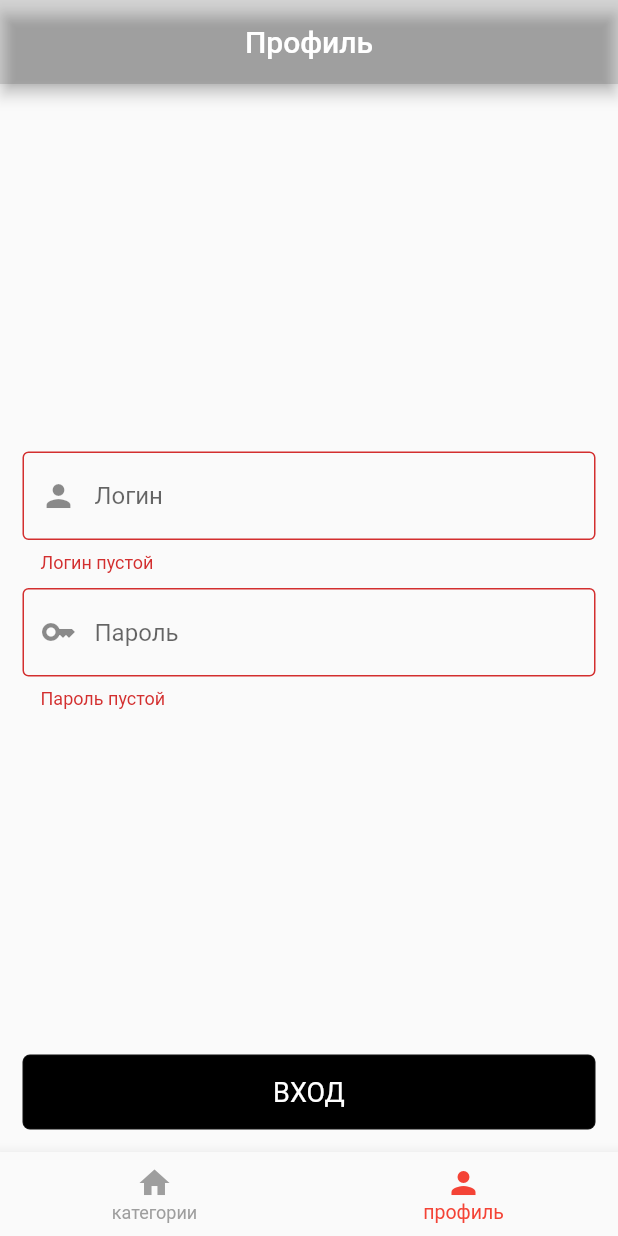
After one commit to Proskuryakov/coffee_strike, a Flutter app: the screen it shows after launch, item 2 of the bottom bar chosen, after a tap on "ВХОД", on a phone screen of 412 x 824 dp. The commit adds this screen. Run offline on Flutter 3.47's test engine with Material 2 defaults, Android fonts, the phone set to English and light mode, and no system bars; our stand-ins replace cached_network_image, image_picker, mvc_pattern, shared_preferences; network calls fail.

Commit message:
add profile and create category page

```diff
--- a/lib/controllers/drink_controller.dart
+++ b/lib/controllers/drink_controller.dart
@@ -5,7 +5,7 @@ import 'package:mvc_pattern/mvc_pattern.dart';
 import '../models/result.dart';
 
 class DrinkController extends ControllerMVC {
-  final Repository repository = Repository();
+  final Repository repository = Repository.getInstance();
 
   Result currentState = ResultLoading();
 
--- /dev/null
+++ b/lib/controllers/shared_auth_info.dart
@@ -0,0 +1,13 @@
+import 'package:shared_preferences/shared_preferences.dart';
+
+Future<String?> loadUsername() async{
+  final prefs = await SharedPreferences.getInstance();
+  final String? username = prefs.getString('username');
+  return username;
+}
+
+Future<bool> isAuth() async{
+  final prefs = await SharedPreferences.getInstance();
+  final String? username = prefs.getString('username');
+  return username != null && username.isNotEmpty;
+}
--- a/lib/main.dart
+++ b/lib/main.dart
@@ -12,6 +12,8 @@ void main() => runApp(MyApp());
 // Наиболее простые виджеты наследуются от StatelessWidget класса
 // и не имеют состояния
 class MyApp extends StatelessWidget {
+
+
 
   // функция build отвечает за построение иерархии виджетов
   @override
--- a/lib/pages/category/category_list_page.dart
+++ b/lib/pages/category/category_list_page.dart
@@ -2,7 +2,7 @@ import 'package:coffee_strike/controllers/category_controller.dart';
 import 'package:coffee_strike/models/card_item.dart';
 import 'package:coffee_strike/models/category.dart';
 import 'package:coffee_strike/models/result.dart';
-import 'package:coffee_strike/pages/common/app_bar.dart';
+import 'package:coffee_strike/pages/category/category_add_page.dart';
 import 'package:coffee_strike/pages/common/card_widget.dart';
 import 'package:coffee_strike/pages/drink/drink_list_page.dart';
 import 'package:flutter/material.dart';
@@ -35,13 +35,14 @@ class _CategoryListPageState extends StateMVC {
         centerTitle: true,
         backgroundColor: Colors.black12,
       ),
-      body: _buildContent()
+      body: _buildContent(),
+      floatingActionButton: _buildActionButton()
     );
   }
 
   Widget _buildContent() {
     final state = _controller.currentState;
-    if (state is ResultLoading) {
+    if (state == null || state is ResultLoading) {
       return const Center(
         child: CircularProgressIndicator(),
       );
@@ -67,4 +68,22 @@ class _CategoryListPageState extends StateMVC {
     }
   }
 
+  Widget? _buildActionButton() {
+    return FloatingActionButton(
+      backgroundColor: Colors.black,
+      child: Icon(Icons.add),
+      onPressed: () {
+        Navigator.push(context, MaterialPageRoute(
+            builder: (context) => CategoryAddPage()
+        )).then((value) {
+          if (value is ResultSuccess) {
+            ScaffoldMessenger.of(context).showSnackBar(
+                const SnackBar(content: Text("Категория успешно создана"))
+            );
+          }
+        });
+      },
+    );
+  }
+
 }
--- /dev/null
+++ b/lib/pages/common/button.dart
@@ -0,0 +1,22 @@
+import 'package:flutter/material.dart';
+
+class Button extends StatelessWidget {
+  final String text;
+
+  Button(this.text);
+
+  @override
+  Widget build(BuildContext context) {
+    return Container(
+      height: 50,
+      decoration: BoxDecoration(
+        color: Colors.black,
+        borderRadius: const BorderRadius.all(Radius.circular(5)),
+        border: Border.all(color: Colors.grey.withOpacity(0.5), width: 0.3),
+      ),
+      child: Center(
+        child: Text(text, style: TextStyle(color: Colors.white, fontSize: 18),),
+      ),
+    );
+  }
+}
--- a/lib/pages/home/home_page.dart
+++ b/lib/pages/home/home_page.dart
@@ -27,10 +27,6 @@ class _HomePageState extends StateMVC {
     _con = HomeController.controller;
   }
 
-
-  // здесь почти ничего не изменилось
-  // только currentTab и selectTab теперь
-  // являются частью нашего контроллера
   @override
   Widget build(BuildContext context) {
     // WillPopScope переопределяет поведения
--- a/lib/pages/home/tab_navigator.dart
+++ b/lib/pages/home/tab_navigator.dart
@@ -1,6 +1,6 @@
 import 'package:coffee_strike/pages/category/category_list_page.dart';
+import 'package:coffee_strike/pages/profile/login_page.dart';
 import 'package:flutter/material.dart';
-import '../todo/todo_list_page.dart';
 import '../../models/tab.dart';
 
 class TabNavigator extends StatelessWidget {
@@ -32,13 +32,11 @@ class TabNavigator extends StatelessWidget {
       // Navigator может сам построить наши страницы или
       // мы можем переопределить метод onGenerateRoute
       onGenerateRoute: (routeSettings) {
-        // сначала определяем текущую страницу
         Widget currentPage;
         if (tabItem == TabItem.CATEGORY) {
-          // пока мы будем использовать PonyListPage
           currentPage = CategoryListPage();
         } else {
-          currentPage = TodoListPage();
+          currentPage = LoginPage();
         }
         // строим Route (страница или экран)
         return MaterialPageRoute(builder: (context) => currentPage,);
--- /dev/null
+++ b/lib/pages/profile/login_page.dart
@@ -0,0 +1,187 @@
+import 'package:coffee_strike/controllers/profile_controller.dart';
+import 'package:coffee_strike/models/profile.dart';
+import 'package:coffee_strike/models/result.dart';
+import 'package:coffee_strike/pages/common/button.dart';
+import 'package:flutter/material.dart';
+import 'package:mvc_pattern/mvc_pattern.dart';
+
+class LoginPage extends StatefulWidget {
+
+  @override
+  _LoginPageState createState() => _LoginPageState();
+}
+
+// не забываем поменять на StateMVC
+class _LoginPageState extends StateMVC {
+
+  bool _isAuth = false;
+  String? _username;
+
+  late ProfileController _controller;
+
+  _LoginPageState() : super(ProfileController()) {
+    _controller = controller as ProfileController;
+  }
+
+  @override
+  void initState() {
+    super.initState();
+    _checkAuth();
+  }
+
+  Future<void> _checkAuth() async {
+    final username = await _controller.getUsername();
+    setState(() {
+      _isAuth = username != null && username.isNotEmpty;
+      _username = username;
+    });
+  }
+
+  // TextEditingController'ы позволят нам получить текст из полей формы
+  final TextEditingController loginController = TextEditingController();
+  final TextEditingController passwordController = TextEditingController();
+
+  // _formKey нужен для валидации формы
+  final _formKey = GlobalKey<FormState>();
+
+  @override
+  Widget build(BuildContext context) {
+    return Scaffold(
+      appBar: AppBar(
+        title: const Text("Профиль"),
+        centerTitle: true,
+        backgroundColor: Colors.black12,
+      ),
+      body: Padding(
+        padding: EdgeInsets.all(15),
+        child: _buildContent(),
+      ),
+    );
+  }
+
+  Widget _buildContent() {
+    if (_isAuth) {
+     return _buildUserInfo();
+    } else {
+      return _buildLoginForm();
+    }
+  }
+
+  Widget _buildUserInfo() {
+    return Column (
+      children: [
+        Expanded(
+          child: Container(
+            child: Column(
+              mainAxisAlignment: MainAxisAlignment.center,
+              children: [
+                Center(
+                    child: Text(
+                      "Пользователь: $_username",
+                      style: TextStyle(fontSize: 28),
+                    )
+                )
+              ],
+            ),
+          ),
+        ),
+        Material(
+          child: InkWell(
+              splashColor: Colors.grey,
+              onTap: () {
+                _logoutPressed();
+              },
+              child: Button("Выход")
+          ),
+        ),
+      ],
+    );
+  }
+
+  Widget _buildLoginForm() {
+    return Form(
+      key: _formKey,
+      child: Column(
+        children: [
+          Expanded(
+            child: Container(
+              child: Column(
+                mainAxisAlignment: MainAxisAlignment.center,
+                children: [
+                  TextFormField(
+                    decoration: InputDecoration(
+                        border: OutlineInputBorder(),
+                        prefixIcon: Icon(Icons.person),
+                        hintText: "Логин"
+                    ),
+                    controller: loginController,
+                    validator: (value) {
+                      if (value == null || value.isEmpty) {
+                        return "Логин пустой";
+                      }
+                      return null;
+                    },
+                  ),
+                  SizedBox(height: 10),
+                  TextFormField(
+                    obscureText: true,
+                    decoration: InputDecoration(
+                        border: OutlineInputBorder(),
+                        prefixIcon: Icon(Icons.key),
+                        hintText: "Пароль"
+                    ),
+                    controller: passwordController,
+                    validator: (value) {
+                      if (value == null || value.isEmpty) {
+                        return "Пароль пустой";
+                      }
+                      return null;
+                    },
+                  ),
+                ],
+              ),
+            ),
+          ),
+          Material(
+            child: InkWell(
+                splashColor: Colors.grey,
+                onTap: () {
+                  _loginPressed();
+                },
+                child: Button("ВХОД")
+            ),
+          ),
+        ],
+      ),
+    );
+  }
+
+  void _loginPressed() {
+    if (_formKey.currentState!.validate()) {
+
+      final req = LoginRequest(
+          loginController.text.trim(), passwordController.text.trim()
+      );
+      _controller.login(req, (status) {
+        if (status is ResultSuccess) {
+          ScaffoldMessenger.of(context).showSnackBar(
+              SnackBar(content: Text("Вход выполнен успешно"))
+          );
+          loginController.clear();
+          passwordController.clear();
+          _checkAuth();
+        } else {
+          ScaffoldMessenger.of(context).showSnackBar(
+              SnackBar(content: Text("Ошибка аутентификации"))
+          );
+        }
+      });
+    }
+  }
+
+  void _logoutPressed() {
+    _controller.logout();
+    _checkAuth();
+  }
+
+}
--- a/pubspec.yaml
+++ b/pubspec.yaml
@@ -46,6 +46,8 @@ dependencies:
   http: ^0.13.3
 
   cached_network_image: 3.2.3
+  shared_preferences: ^2.0.15
+  image_picker: ^0.8.6
 
   # The following adds the Cupertino Icons font to your application.
   # Use with the CupertinoIcons class for iOS style icons.
```
Also changed, not shown: lib/controllers/category_controller.dart (+16 -2 lines), lib/controllers/profile_controller.dart (added, +38 -0 lines), lib/data/repository.dart (+57 -0 lines), lib/models/profile.dart (added, +38 -0 lines), lib/pages/category/category_add_page.dart (added, +148 -0 lines), lib/pages/common/app_bar.dart (deleted, +0 -18 lines), lib/pages/home/bottom_navigation.dart (+2 -12 lines), lib/pages/todo/todo_list_page.dart (deleted, +0 -21 lines), pubspec.lock.
